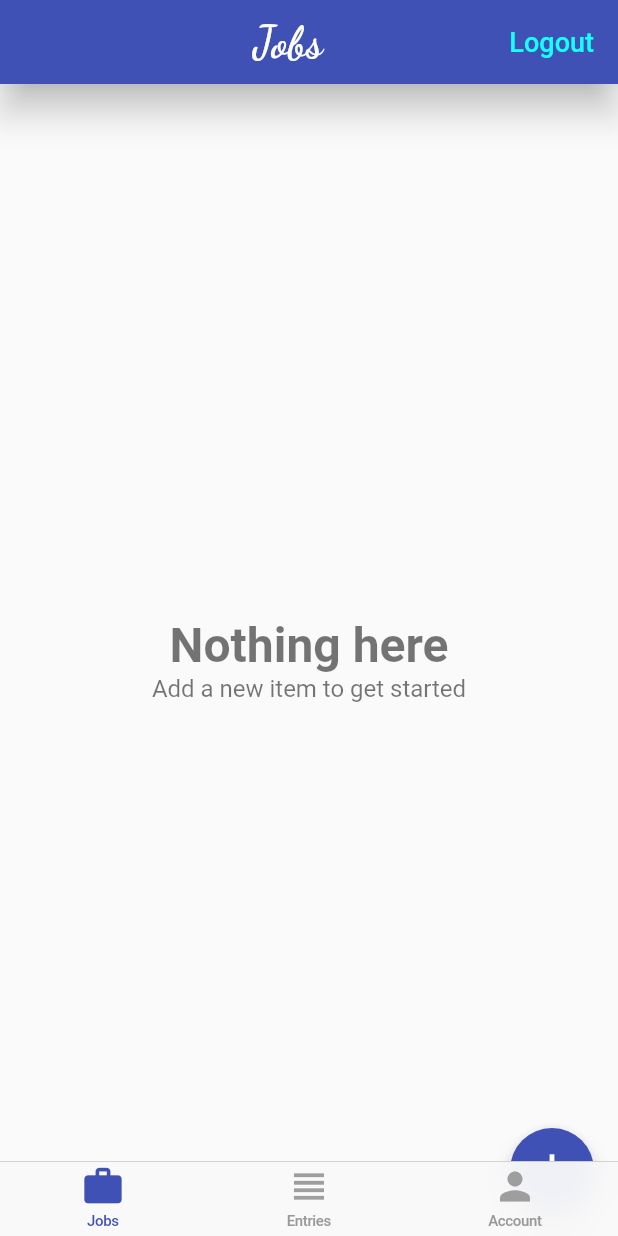
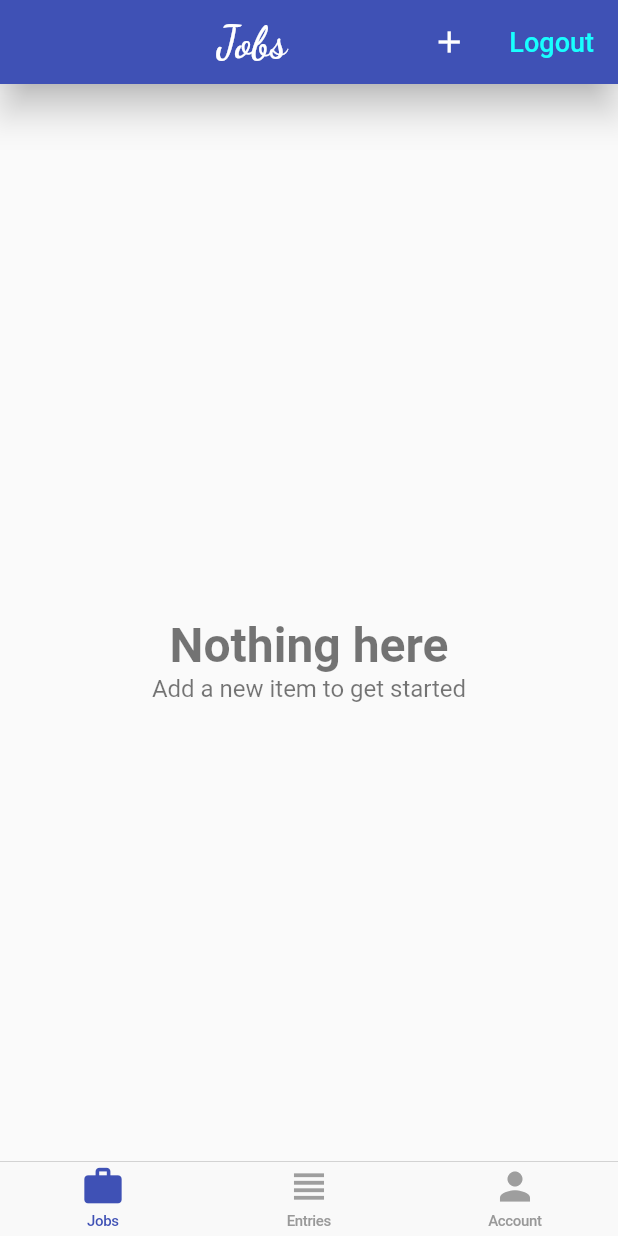
Before and after one commit to AbhishekMaira10/time-tracker-app, a Flutter app: the screen it shows once a user with an empty profile is signed in, on a phone screen of 412 x 824 dp. Run offline on Flutter 3.47's test engine with Material 2 defaults, Android fonts, the phone set to English and light mode, and no system bars; our stand-ins replace cloud_firestore, firebase_auth, google_sign_in, shimmer; missing offline and left inert: flutter_facebook_login; accounts and stored records are empty.

```diff
--- a/lib/app/home/jobs/jobs_page.dart
+++ b/lib/app/home/jobs/jobs_page.dart
@@ -82,6 +82,16 @@ class JobsPage extends StatelessWidget {
           ),
           elevation: 10.0,
           actions: <Widget>[
+            IconButton(
+              icon: Icon(
+                Icons.add,
+                color: Colors.white,
+              ),
+              onPressed: () => EditJobPage.show(
+                context,
+                database: Provider.of<Database>(context),
+              ),
+            ),
             FlatButton(
               child: Text(
                 'Logout',
@@ -96,12 +106,6 @@ class JobsPage extends StatelessWidget {
           automaticallyImplyLeading: false,
         ),
         body: _buildContents(context),
-        floatingActionButton: FloatingActionButton(
-            child: Icon(Icons.add, size: 35.0),
-            onPressed: () => EditJobPage.show(
-                  context,
-                  database: Provider.of<Database>(context),
-                )),
       ),
     );
   }
```
Also changed, not shown: 6 other files.
